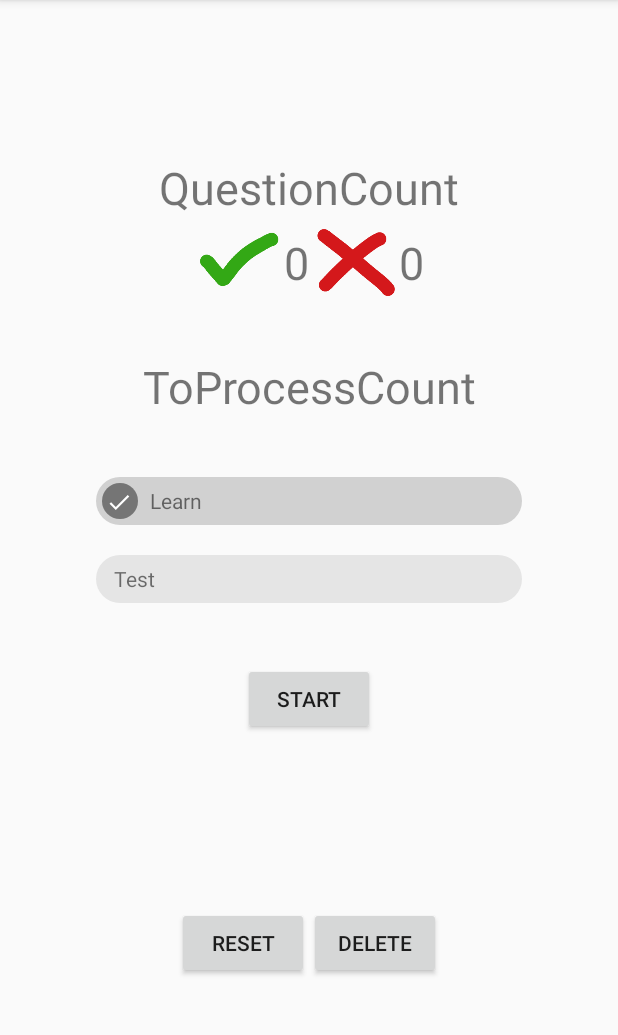
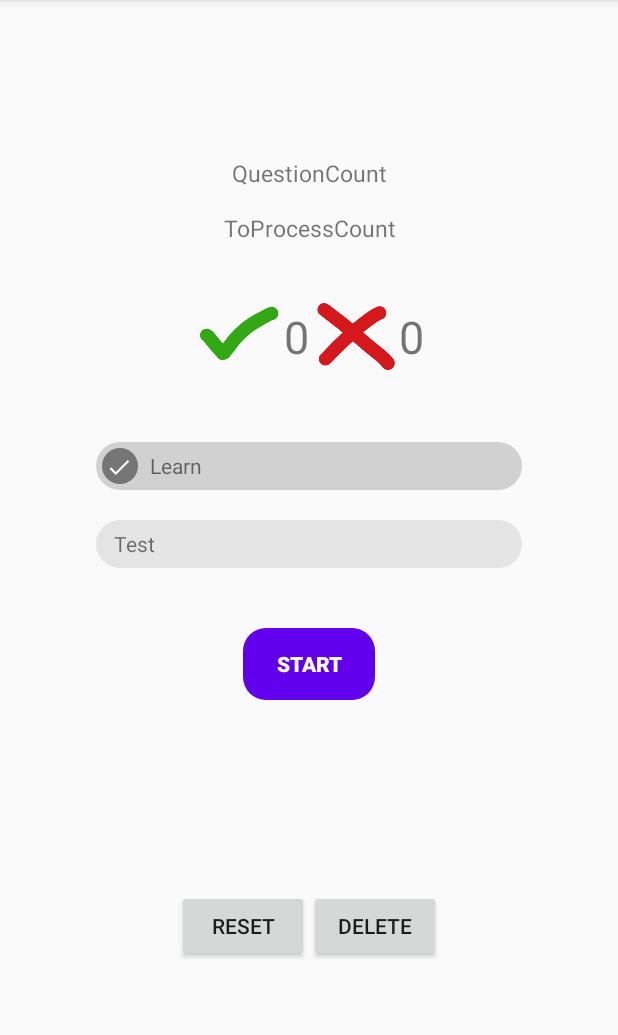
Before and after one commit to vaclav/zkousec, an Android app: the QuestionPackSetup screen opened directly, with no data from a screen before it, on a phone screen of 412 x 824 dp, the part 84-1119 px from its top. Run offline under Robolectric (Android 15) with nearby library versions, the phone set to English and light mode, and no system bars; our stand-ins replace Room's generated code; network calls fail.

Commit message:
UI changes

```diff
--- a/app/src/main/java/cz/dobris/zkousec/QuestionPackTesting.kt
+++ b/app/src/main/java/cz/dobris/zkousec/QuestionPackTesting.kt
@@ -84,7 +84,6 @@ class QuestionPackTesting : AppCompatActivity() {
                 }
             }
     fun setAnswerButtonsTextHelper(answerButton : Button, questionNumber : Int){
-
         answerButton.text = session.nextQuestion().question.answers[questionNumber].toString()
     }
 }
--- /dev/null
+++ b/app/src/main/res/drawable/roundstyle.xml
@@ -0,0 +1,4 @@
+<?xml version="1.0" encoding="utf-8"?>
+<shape xmlns:android="http://schemas.android.com/apk/res/android">
+    <corners android:radius="15sp"/>
+</shape>
--- a/app/src/main/res/layout/activity_main.xml
+++ b/app/src/main/res/layout/activity_main.xml
@@ -9,9 +9,12 @@
     <Button
         android:id="@+id/addQuestionPackButton"
         android:layout_width="wrap_content"
+        android:paddingLeft="20sp"
+        android:paddingRight="20sp"
         android:layout_height="wrap_content"
         android:layout_marginTop="32dp"
         android:text="Add question pack"
+        android:background="@drawable/roundstyle"
         android:textStyle="bold"
         android:textColor="@android:color/white"
         android:backgroundTint="@color/colorPrimary"
--- a/app/src/main/res/layout/activity_question_pack_setup2.xml
+++ b/app/src/main/res/layout/activity_question_pack_setup2.xml
@@ -14,7 +14,8 @@
         android:layout_width="match_parent"
         android:layout_height="wrap_content"
         android:layout_marginTop="32dp"
-        android:capitalize="none"
+        android:textStyle="bold"
+        android:textColor="@android:color/black"
         android:text="Title"
         android:textAlignment="center"
         android:textSize="30sp"
@@ -27,10 +28,22 @@
         android:layout_width="match_parent"
         android:layout_height="wrap_content"
         android:layout_marginTop="32dp"
-        android:capitalize="none"
         android:text="QuestionCount"
         android:textAlignment="center"
-        android:textSize="30sp"
+        android:textSize="15sp"
+        app:layout_constraintEnd_toEndOf="parent"
+        app:layout_constraintStart_toStartOf="parent"
+        app:layout_constraintTop_toTopOf="parent" />
+
+    <TextView
+        android:id="@+id/ToProcessCount"
+        android:layout_width="match_parent"
+        android:layout_height="wrap_content"
+        android:layout_marginTop="15dp"
+        android:layout_marginBottom="32dp"
+        android:text="ToProcessCount"
+        android:textAlignment="center"
+        android:textSize="15sp"
         app:layout_constraintEnd_toEndOf="parent"
         app:layout_constraintStart_toStartOf="parent"
         app:layout_constraintTop_toTopOf="parent" />
@@ -68,19 +81,6 @@
             android:textSize="30sp" />
 
     </TableRow>
-
-    <TextView
-        android:id="@+id/ToProcessCount"
-        android:layout_width="match_parent"
-        android:layout_height="wrap_content"
-        android:layout_marginTop="32dp"
-        android:capitalize="none"
-        android:text="ToProcessCount"
-        android:textAlignment="center"
-        android:textSize="30sp"
-        app:layout_constraintEnd_toEndOf="parent"
-        app:layout_constraintStart_toStartOf="parent"
-        app:layout_constraintTop_toTopOf="parent" />
 
     <com.google.android.material.chip.ChipGroup
         android:id="@+id/TestingOptions"
@@ -121,9 +121,13 @@
     <Button
         android:id="@+id/StartButton"
         android:layout_width="wrap_content"
+        android:textColor="@android:color/white"
+        android:textStyle="bold"
         android:layout_height="wrap_content"
         android:layout_marginTop="32dp"
+        android:background="@drawable/roundstyle"
         android:text="Start"
+        android:backgroundTint="@color/colorPrimary"
         app:layout_constraintEnd_toEndOf="parent"
         app:layout_constraintStart_toStartOf="parent"
         app:layout_constraintTop_toBottomOf="@+id/TitleText" />
```
